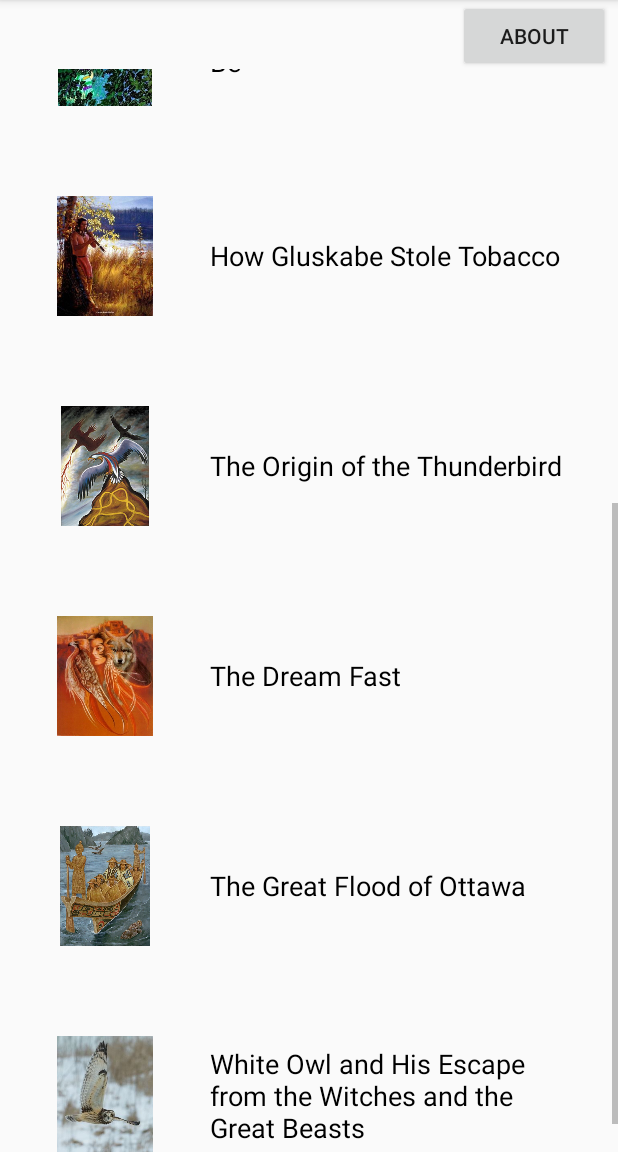
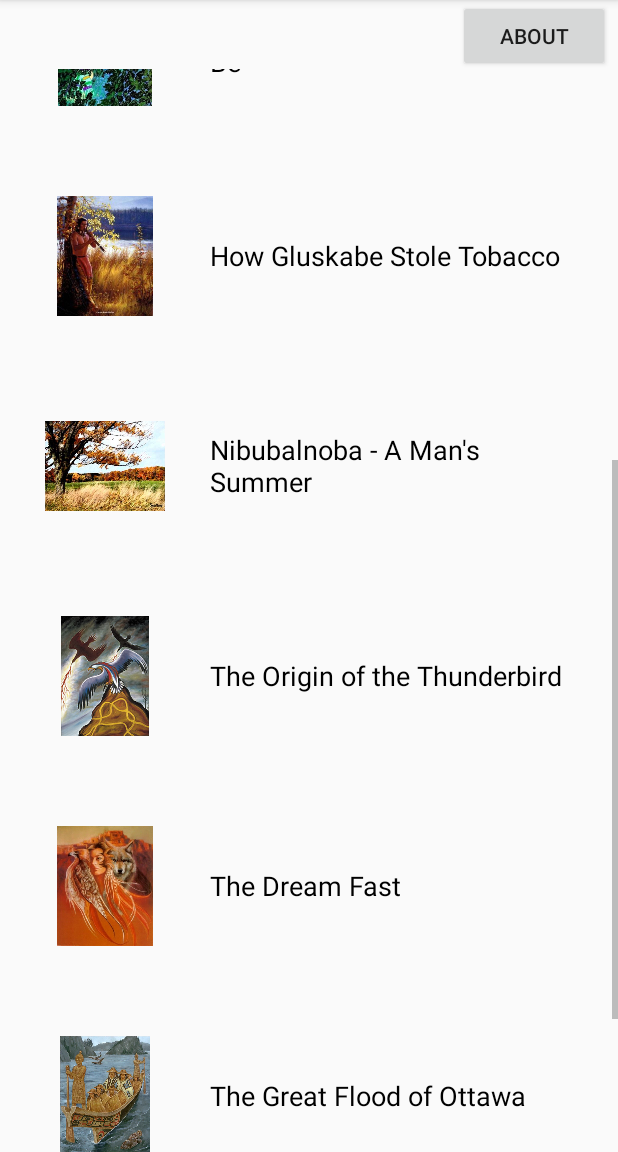
Before and after one commit to hdave009/Aadizookaan, an Android app: the screen it shows after launch (MainActivity), scrolled down 505 dp, on a phone screen of 412 x 824 dp, the part 84-1236 px from its top. Run offline under Robolectric (Android 15) with nearby library versions, the phone set to English and light mode, and no system bars.

Commit message:
name change

```diff
--- a/app/src/main/java/com/harshdave/aadizookaan/MainActivity.java
+++ b/app/src/main/java/com/harshdave/aadizookaan/MainActivity.java
@@ -63,9 +63,9 @@ public class MainActivity extends AppCompatActivity {
         Drawable cover6 = getResources().getDrawable(R.drawable.tobacco);
         mImageybois.add(cover6);
 
-     /* mNames.add("Indian Summer");
+        mNames.add("Nibubalnoba - A Man's Summer");
         Drawable cover7 = getResources().getDrawable(R.drawable.indiansummermain);
-        mImageybois.add(cover7); */
+        mImageybois.add(cover7);
 
         mNames.add("The Origin of the Thunderbird");
         Drawable cover8 = getResources().getDrawable(R.drawable.thunderbird);
--- a/app/src/main/java/com/harshdave/aadizookaan/RecyclerViewAdapter.java
+++ b/app/src/main/java/com/harshdave/aadizookaan/RecyclerViewAdapter.java
@@ -33,7 +33,7 @@ public class RecyclerViewAdapter extends RecyclerView.Adapter<RecyclerViewAdapte
         fileInfo.put("How the Milky Way Came to Be", new String[] {"How the Milky Way Came to Be", "howthemilkywaybecametobecherokee.pdf", "3"});
         //fileInfo.put("The Man Who Acted as The Sun", new String[] {"The Man Who Acted as The Sun", "themanwhoactedasthesun.pdf", "4"});
         fileInfo.put("How Gluskabe Stole Tobacco", new String[] {"How Gluskabe Stole Tobacco", "How Gluskabe Stole Tobacco.pdf", "9"});
-        fileInfo.put("Indian Summer", new String[] {"Indian Summer", "Indian Summer.pdf","4"});
+        fileInfo.put("Nibubalnoba - A Man's Summer", new String[] {"Nibubalnoba - A Man's Summer", "Indian Summer.pdf","4"});
         fileInfo.put("The Origin of the Thunderbird", new String[] {"The Origin of the Thunderbird","The Origin of the Thunderbird.pdf","3"});
         fileInfo.put("The Dream Fast", new String[] {"The Dream Fast", "thedreamfastojibway.pdf","6"});
         fileInfo.put("The Great Flood of Ottawa", new String[] {"The Great Flood of Ottawa","thegreatfloodottawa.pdf","5"});
```
